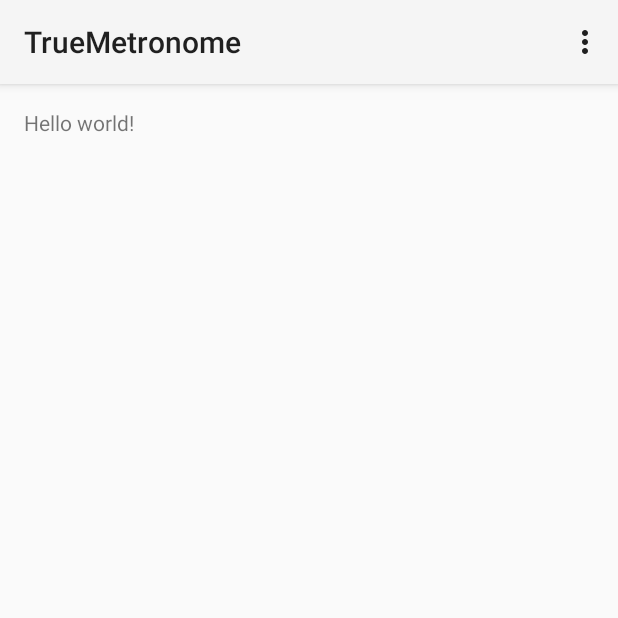
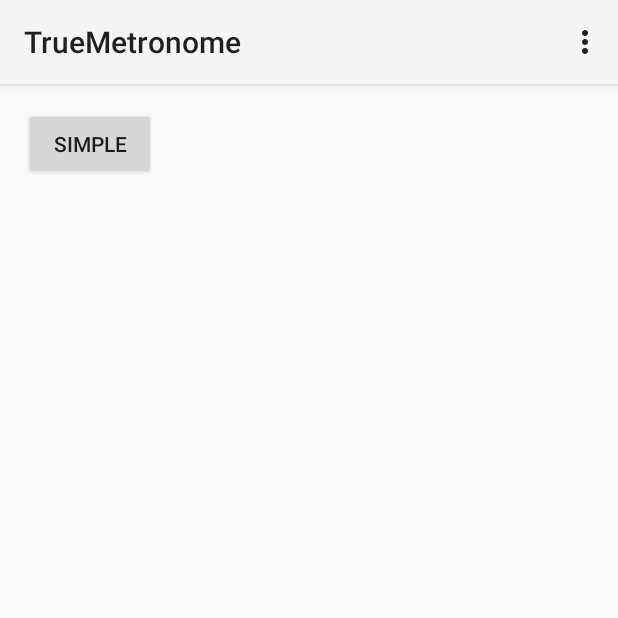
Before and after one commit to voznenkoD/TrueAndroidMetronome, an Android app: the screen it shows after launch (HomeActivity), on a phone screen of 412 x 824 dp, the top half of it. Run offline under Robolectric (Android 15) with nearby library versions, the phone set to English and light mode, and no system bars.

Commit message:
first simplest impl

```diff
--- a/app/src/main/java/com/beepteam/truemetronome/HomeActivity.java
+++ b/app/src/main/java/com/beepteam/truemetronome/HomeActivity.java
@@ -1,9 +1,12 @@
 package com.beepteam.truemetronome;
 
 import android.app.Activity;
+import android.content.Intent;
 import android.os.Bundle;
 import android.view.Menu;
 import android.view.MenuItem;
+import android.view.View;
+import android.widget.Button;
 
 /**
  * Created by eljetto on 11/5/2014.
@@ -14,6 +17,14 @@ public class HomeActivity extends Activity {
     protected void onCreate(Bundle savedInstanceState) {
         super.onCreate(savedInstanceState);
         setContentView(R.layout.activity_home);
+        final Button button = (Button) findViewById(R.id.SimpleButton);
+        SoundManager.loadSoundToPool(this.getApplicationContext(),"sounds/default/defaultClick.wav");//todo load soundPackage
+        button.setOnClickListener(new View.OnClickListener() {
+            public void onClick(View v) {
+                Intent intent = new Intent(HomeActivity.this, SimpleMetronomeActivity.class);
+                startActivityForResult(intent,0);
+            }
+        });
     }
 
 
--- a/app/src/main/java/com/beepteam/truemetronome/SoundManager.java
+++ b/app/src/main/java/com/beepteam/truemetronome/SoundManager.java
@@ -13,7 +13,7 @@ import java.util.HashMap;
  * Created by eljetto on 11/5/2014.
  */
 public class SoundManager {
-    public static HashMap metronomeSounds;
+    public static HashMap metronomeSounds = new HashMap();
     public static SoundPool soundPool;
 
 
@@ -27,7 +27,7 @@ public class SoundManager {
         loadSoundToPool(context, oneFromPackage);
     }
 
-    private static void loadSoundToPool(Context context, String soundName) {
+    public static void loadSoundToPool(Context context, String soundName) {
         int id = soundPool.load(getFileDescriptorFromContext(context, soundName), 1);
         metronomeSounds.put(soundName, id);
     }
@@ -47,8 +47,7 @@ public class SoundManager {
 
             //TODO LOGGER
         }
-
-
+        return null;
     }
 
     //todo sound.release(); onCloseOfApplication to release the sources
--- a/app/src/main/res/layout/activity_home.xml
+++ b/app/src/main/res/layout/activity_home.xml
@@ -5,7 +5,12 @@
     android:paddingTop="@dimen/activity_vertical_margin"
     android:paddingBottom="@dimen/activity_vertical_margin" tools:context=".Home">
 
-    <TextView android:text="@string/hello_world" android:layout_width="wrap_content"
-        android:layout_height="wrap_content" />
+    <Button
+        android:layout_width="wrap_content"
+        android:layout_height="wrap_content"
+        android:text="Simple"
+        android:id="@+id/SimpleButton"
+        android:layout_alignParentLeft="true"
+        android:layout_alignParentStart="true" />
 
 </RelativeLayout>
```
Also changed, not shown: app/src/main/java/com/beepteam/truemetronome/Bar.java (+12 -4 lines), app/src/main/java/com/beepteam/truemetronome/SimpleMetronomeActivity.java (+38 -30 lines), app/src/main/res/layout/activity_simple_metronome.xml (+8 -2 lines), 1 other file.
